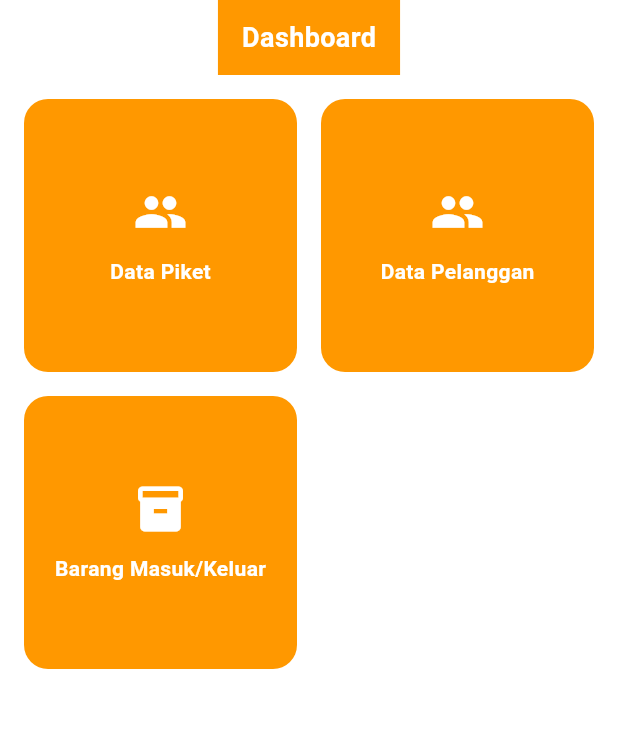
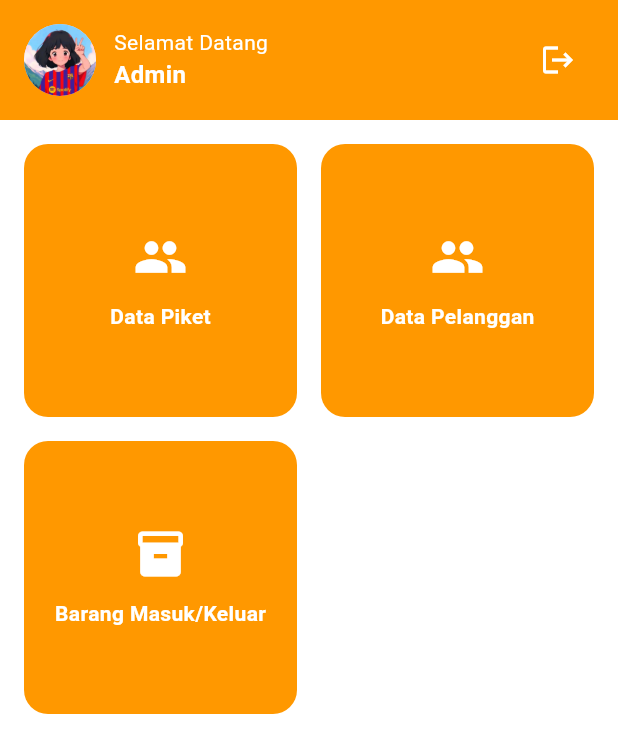
Before and after one commit to kyy08/20220140101_UCP1Flutter, a Flutter app: the HomePage screen opened by its route, on a phone screen of 412 x 824 dp. Shown: the top 753 px of the screen. Run offline on Flutter 3.47's test engine with Material 3 defaults, Android fonts, the phone set to English and light mode, and no system bars.

Commit message:
menambah profile dihalaman homepage

```diff
--- a/lib/Presentation/home_page.dart
+++ b/lib/Presentation/home_page.dart
@@ -11,17 +11,48 @@ class HomePage extends StatelessWidget {
       body: SafeArea(
         child: Column(
           children: [
-            // Header with only "Selamat Datang"
+            // 🔸 Bagian Profil Header
             Container(
               color: Colors.orange,
-              padding: const EdgeInsets.symmetric(horizontal: 16, vertical: 12),
-              child: const Text(
-                'Dashboard',
-                style: TextStyle(color: Colors.white, fontSize: 18, fontWeight: FontWeight.bold),
+              padding: const EdgeInsets.all(16),
+              child: Row(
+                children: [
+                  CircleAvatar(
+                    radius: 24,
+                    backgroundImage: AssetImage('assets/images/Profile.jpg'), // ⬅️ Ganti path sesuai lokasi Anda
+                  ),
+                  const SizedBox(width: 12),
+                  const Column(
+                    crossAxisAlignment: CrossAxisAlignment.start,
+                    children: [
+                      Text(
+                        'Selamat Datang',
+                        style: TextStyle(color: Colors.white, fontSize: 14),
+                      ),
+                      Text(
+                        'Admin',
+                        style: TextStyle(
+                          color: Colors.white,
+                          fontWeight: FontWeight.bold,
+                          fontSize: 16,
+                        ),
+                      ),
+                    ],
+                  ),
+                  const Spacer(),
+                  IconButton(
+                    icon: const Icon(Icons.logout, color: Colors.white),
+                    onPressed: () {
+                      // Aksi logout
+                    },
+                  ),
+                ],
               ),
             ),
 
-            // Menu
+            // 🔸 Iklan atau banner (jika ingin ditambah, bisa letakkan di sini)
+
+            // 🔸 Menu Grid
             Expanded(
               child: GridView.count(
                 crossAxisCount: 2,
@@ -33,9 +64,10 @@ class HomePage extends StatelessWidget {
                     icon: Icons.group,
                     label: 'Data Piket',
                     onTap: () {
-                      Navigator.push(context,MaterialPageRoute(builder: (context)=> const PiketGudangPage() ),
+                      Navigator.push(
+                        context,
+                        MaterialPageRoute(builder: (context) => const PiketGudangPage()),
                       );
-
                     },
                   ),
                   _menuButton(
```
